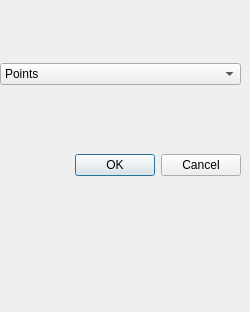
First picture: the form in editobjectdialog.ui, repository Haudkozaur/masterThesis, before the edit.
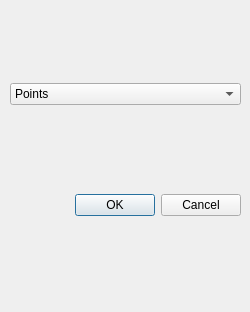
Second picture: the form after the edit.

Diff of the .ui file:
```diff
--- a/editobjectdialog.ui
+++ b/editobjectdialog.ui
@@ -16,10 +16,10 @@
   <widget class="QWidget" name="verticalLayoutWidget">
    <property name="geometry">
     <rect>
-     <x>0</x>
+     <x>10</x>
      <y>0</y>
-     <width>241</width>
-     <height>241</height>
+     <width>231</width>
+     <height>301</height>
     </rect>
    </property>
    <layout class="QVBoxLayout" name="verticalLayout">
```
Left out of the diff: 2 changed lines with no effect on the pictures.
